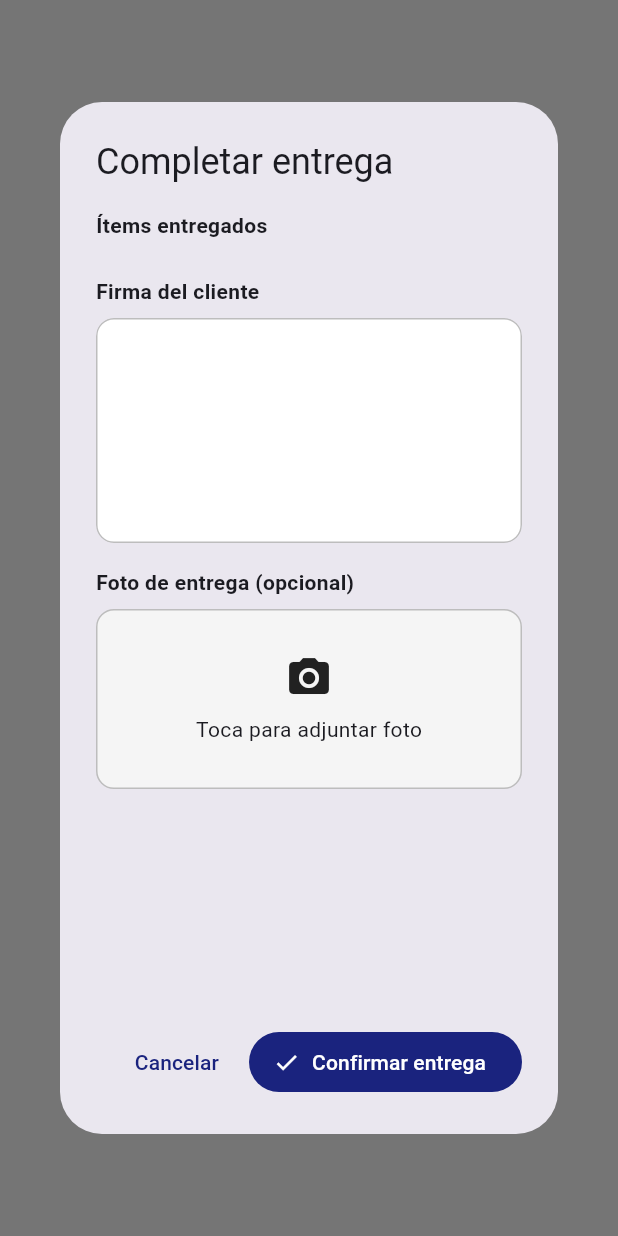
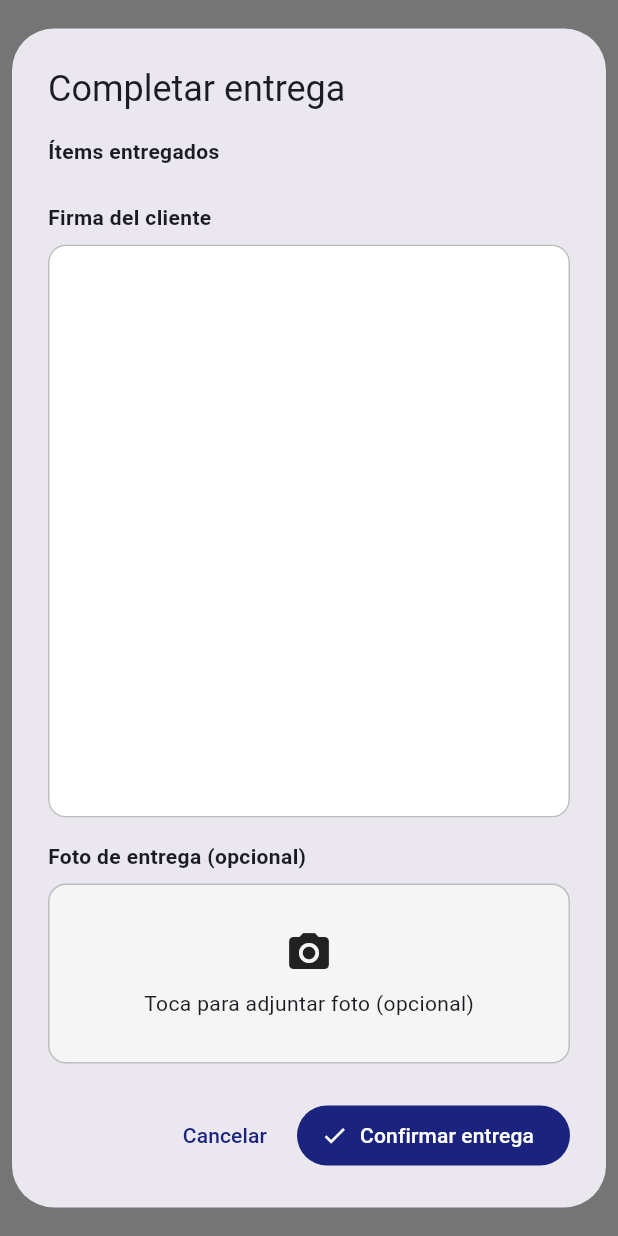
Before and after one commit to JDCarmona496/sistemaPosLicores, a Flutter app: what show() shows on an empty page, opened directly with empty values, on a phone screen of 412 x 824 dp. Run offline on Flutter 3.47's test engine with Material 3 defaults, Android fonts, the phone set to English and light mode, and no system bars; our stand-ins replace flutter_blue_plus, flutter_riverpod, freezed_annotation, geolocator, go_router, image_picker and 5 more; missing offline and left inert: dart:html, esc_pos_utils_plus, flutter_thermal_printer, mobile_scanner, serial_port_win32; accounts and stored records are empty; generated files the repository leaves out were written again; project files that could hold a hidden picture were left out.

Commit message:
feat: ajustes modulo domicilios para flujo movil
- Boton Entregar todo en detalle de entrega (entrega total de todos los productos).
- Boton Entrega parcial para seleccionar cantidades manualmente.
- DeliveryCompletionDialog: modo deliverAll, boton Entregar todo dentro del modal,
  foto opcional, layout adaptativo horizontal/vertical para aprovechar ancho
  y firma grande.
- DeliveryView: toggle Lista / Por zona. Pedidos ordenados por llegada (FIFO):
  primero el mas antiguo (3:00pm antes que 3:10pm).
- No se usa ubicacion actual todo el tiempo; la distancia se oculta y GPS solo
  se captura al completar entrega para actualizar coordenadas del cliente.
- SignaturePad acepta height opcional para expandirse en landscape.
- 58/58 tests verdes, build windows exitoso.

```diff
--- a/lib/ui/features/delivery/views/widgets/delivery_completion_dialog.dart
+++ b/lib/ui/features/delivery/views/widgets/delivery_completion_dialog.dart
@@ -1,7 +1,6 @@
 import 'dart:io';
 
 import 'package:flutter/foundation.dart';
-
 import 'package:flutter/material.dart';
 import 'package:flutter_riverpod/flutter_riverpod.dart';
 import 'package:image_picker/image_picker.dart';
@@ -19,24 +18,29 @@ import 'signature_pad.dart';
 class DeliveryCompletionDialog extends ConsumerStatefulWidget {
   final Order order;
   final List<OrderItem> items;
+  final bool deliverAll;
 
   const DeliveryCompletionDialog({
     super.key,
     required this.order,
     required this.items,
+    this.deliverAll = false,
   });
 
   static Future<bool> show(
     BuildContext context, {
     required Order order,
     required List<OrderItem> items,
+    bool deliverAll = false,
   }) async {
     return await showDialog<bool>(
           context: context,
           barrierDismissible: false,
+          useSafeArea: true,
           builder: (context) => DeliveryCompletionDialog(
             order: order,
             items: items,
+            deliverAll: deliverAll,
           ),
         ) ??
         false;
@@ -60,41 +64,39 @@ class _DeliveryCompletionDialogState
   void initState() {
     super.initState();
     for (final item in widget.items) {
-      _totalDelivered[item.id] = item.quantityDelivered;
+      _totalDelivered[item.id] = widget.deliverAll
+          ? item.quantity
+          : item.quantityDelivered;
     }
   }
 
   @override
   Widget build(BuildContext context) {
     return AlertDialog(
-      title: const Text('Completar entrega'),
+      insetPadding: const EdgeInsets.all(8),
+      title: Row(
+        children: [
+          const Expanded(child: Text('Completar entrega')),
+          if (!_isAllDelivered())
+            TextButton.icon(
+              onPressed: _isLoading ? null : _deliverAll,
+              icon: const Icon(Icons.checklist, size: 18),
+              label: const Text('Entregar todo'),
+            ),
+        ],
+      ),
       content: SizedBox(
         width: double.maxFinite,
-        height: 520,
+        height: MediaQuery.of(context).size.height * 0.75,
         child: _isLoading
             ? const Center(child: CircularProgressIndicator())
-            : SingleChildScrollView(
-                child: Column(
-                  crossAxisAlignment: CrossAxisAlignment.start,
-                  mainAxisSize: MainAxisSize.min,
-                  children: [
-                    _buildSectionTitle('Ítems entregados'),
-                    ...widget.items.map(_buildItemField),
-                    const SizedBox(height: 16),
-                    _buildSectionTitle('Firma del cliente'),
-                    SignaturePad(key: _signatureKey),
-                    const SizedBox(height: 16),
-                    _buildSectionTitle('Foto de entrega (opcional)'),
-                    _buildPhotoPicker(),
-                    if (_error != null) ...[
-                      const SizedBox(height: 12),
-                      Text(
-                        _error!,
-                        style: TextStyle(color: Colors.red.shade700),
-                      ),
-                    ],
-                  ],
-                ),
+            : LayoutBuilder(
+                builder: (context, constraints) {
+                  final isWide = constraints.maxWidth >= 600;
+                  return isWide
+                      ? _buildHorizontalLayout(constraints)
+                      : _buildVerticalLayout();
+                },
               ),
       ),
       actions: [
@@ -107,6 +109,70 @@ class _DeliveryCompletionDialogState
           icon: const Icon(Icons.check),
           label: const Text('Confirmar entrega'),
         ),
+      ],
+    );
+  }
+
+  Widget _buildVerticalLayout() {
+    return Column(
+      crossAxisAlignment: CrossAxisAlignment.start,
+      children: [
+        _buildItemsSection(),
+        const SizedBox(height: 16),
+        _buildSectionTitle('Firma del cliente'),
+        Expanded(child: SignaturePad(key: _signatureKey)),
+        const SizedBox(height: 16),
+        _buildSectionTitle('Foto de entrega (opcional)'),
+        _buildPhotoPicker(),
+        if (_error != null) _buildError(),
+      ],
+    );
+  }
+
+  Widget _buildHorizontalLayout(BoxConstraints constraints) {
+    return Row(
+      crossAxisAlignment: CrossAxisAlignment.start,
+      children: [
+        Expanded(
+          child: SingleChildScrollView(
+            child: Column(
+              crossAxisAlignment: CrossAxisAlignment.start,
+              children: [
+                _buildItemsSection(),
+                if (_error != null) _buildError(),
+              ],
+            ),
+          ),
+        ),
+        const SizedBox(width: 16),
+        Expanded(
+          child: Column(
+            crossAxisAlignment: CrossAxisAlignment.start,
+            children: [
+              _buildSectionTitle('Firma del cliente'),
+              Expanded(
+                child: SignaturePad(key: _signatureKey),
+              ),
+              const SizedBox(height: 16),
+              _buildSectionTitle('Foto de entrega (opcional)'),
+              SizedBox(
+                height: 160,
+                child: _buildPhotoPicker(),
+              ),
+            ],
+          ),
+        ),
+      ],
+    );
+  }
+
+  Widget _buildItemsSection() {
+    return Column(
+      crossAxisAlignment: CrossAxisAlignment.start,
+      mainAxisSize: MainAxisSize.min,
+      children: [
+        _buildSectionTitle('Ítems entregados'),
+        ...widget.items.map(_buildItemField),
       ],
     );
   }
@@ -157,7 +223,8 @@ class _DeliveryCompletionDialogState
               textAlign: TextAlign.center,
               decoration: const InputDecoration(
                 border: OutlineInputBorder(),
-                contentPadding: EdgeInsets.symmetric(horizontal: 8, vertical: 8),
+                contentPadding:
+                    EdgeInsets.symmetric(horizontal: 8, vertical: 8),
               ),
               onChanged: (value) {
                 _totalDelivered[item.id] = int.tryParse(value) ?? 0;
@@ -187,7 +254,7 @@ class _DeliveryCompletionDialogState
                   children: [
                     Icon(Icons.camera_alt, size: 32),
                     SizedBox(height: 8),
-                    Text('Toca para adjuntar foto'),
+                    Text('Toca para adjuntar foto (opcional)'),
                   ],
                 ),
               )
@@ -211,6 +278,16 @@ class _DeliveryCompletionDialogState
     );
   }
 
+  Widget _buildError() {
+    return Padding(
+      padding: const EdgeInsets.only(top: 12),
+      child: Text(
+        _error!,
+        style: TextStyle(color: Colors.red.shade700),
+      ),
+    );
+  }
+
   Future<void> _pickPhoto() async {
     try {
       if (_isMobile()) {
@@ -221,7 +298,8 @@ class _DeliveryCompletionDialogState
           return;
         }
         if (!cameraStatus.isGranted) {
-          setState(() => _error = 'Se necesita permiso de cámara para la foto de entrega.');
+          setState(() => _error =
+              'Se necesita permiso de cámara para la foto de entrega.');
           return;
         }
       }
@@ -238,6 +316,21 @@ class _DeliveryCompletionDialogState
 
   bool _isMobile() {
     return !kIsWeb && (Platform.isAndroid || Platform.isIOS);
+  }
+
+  bool _isAllDelivered() {
+    return widget.items.every((item) {
+      final total = _totalDelivered[item.id] ?? 0;
+      return total >= item.quantity;
+    });
+  }
+
+  void _deliverAll() {
+    setState(() {
+      for (final item in widget.items) {
+        _totalDelivered[item.id] = item.quantity;
+      }
+    });
   }
 
   Future<void> _updateCustomerCoordinates() async {
--- a/lib/ui/features/delivery/views/widgets/signature_pad.dart
+++ b/lib/ui/features/delivery/views/widgets/signature_pad.dart
@@ -6,8 +6,9 @@ import 'package:flutter/material.dart';
 /// Lienzo simple de firma digital. Exporta la firma como PNG.
 class SignaturePad extends StatefulWidget {
   final void Function(Uint8List? bytes)? onChanged;
+  final double? height;
 
-  const SignaturePad({super.key, this.onChanged});
+  const SignaturePad({super.key, this.onChanged, this.height});
 
   @override
   State<SignaturePad> createState() => SignaturePadState();
@@ -49,7 +50,7 @@ class SignaturePadState extends State<SignaturePad> {
     return ClipRRect(
       borderRadius: BorderRadius.circular(12),
       child: Container(
-        height: 150,
+        height: widget.height,
         decoration: BoxDecoration(
           color: Colors.white,
           border: Border.all(color: Colors.grey.shade400),
```
Also changed, not shown: lib/data/providers/delivery_providers.dart (+15 -24 lines), lib/ui/features/delivery/views/delivery_order_detail_view.dart (+19 -4 lines), lib/ui/features/delivery/views/delivery_view.dart (+78 -44 lines).
